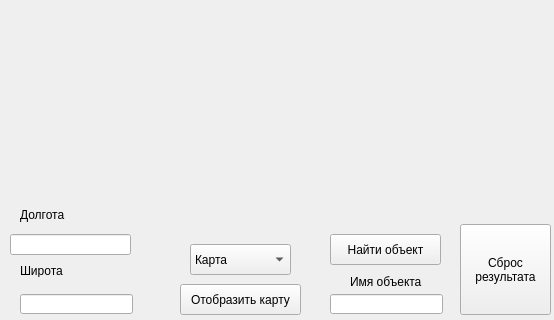
Old version of the form untitled.ui in the repository tofu18/YandexMapsApi; both pictures show x 0 to 554 and y 226 to 546 of the 554 by 546 pixel window.
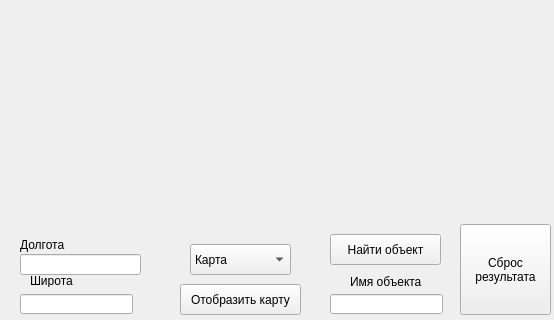
New version of the form.

```diff
--- a/untitled.ui
+++ b/untitled.ui
@@ -16,8 +16,8 @@
   <widget class="QLineEdit" name="lineEdit">
    <property name="geometry">
     <rect>
-     <x>10</x>
-     <y>460</y>
+     <x>20</x>
+     <y>480</y>
      <width>121</width>
      <height>21</height>
     </rect>
@@ -36,7 +36,7 @@
    <property name="geometry">
     <rect>
      <x>20</x>
-     <y>430</y>
+     <y>460</y>
      <width>171</width>
      <height>21</height>
     </rect>
@@ -80,8 +80,8 @@
   <widget class="QLabel" name="label_2">
    <property name="geometry">
     <rect>
-     <x>20</x>
-     <y>490</y>
+     <x>30</x>
+     <y>500</y>
      <width>47</width>
      <height>13</height>
     </rect>
@@ -180,6 +180,19 @@
 результата</string>
    </property>
   </widget>
+  <widget class="QLabel" name="addressLabel">
+   <property name="geometry">
+    <rect>
+     <x>10</x>
+     <y>420</y>
+     <width>541</width>
+     <height>20</height>
+    </rect>
+   </property>
+   <property name="text">
+    <string/>
+   </property>
+  </widget>
  </widget>
  <resources/>
  <connections/>
```
